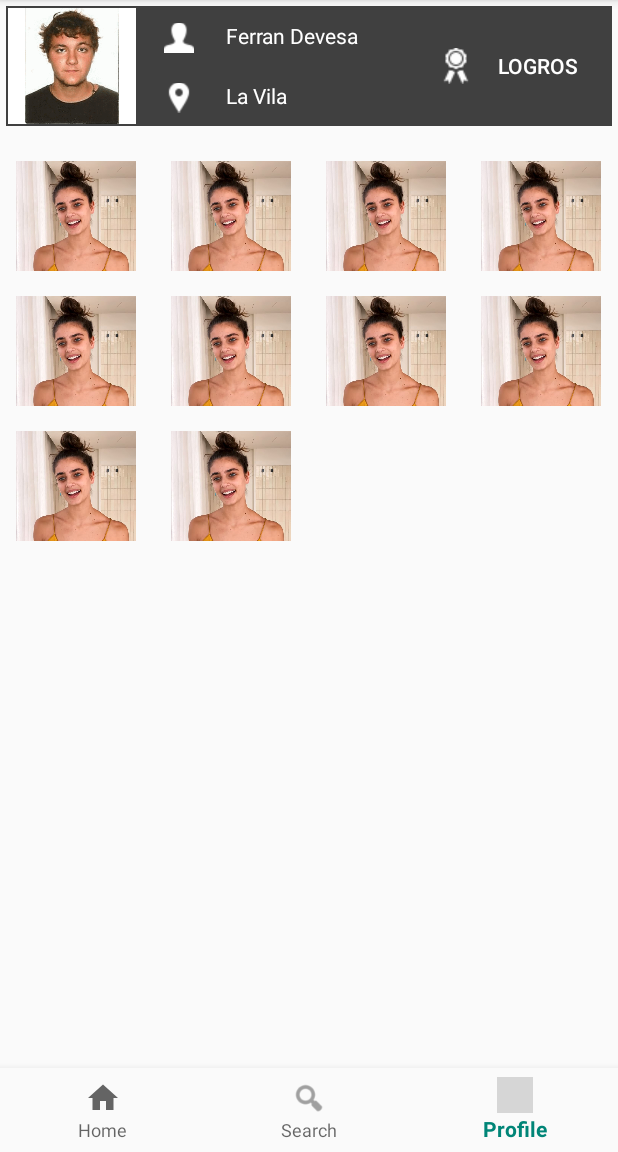
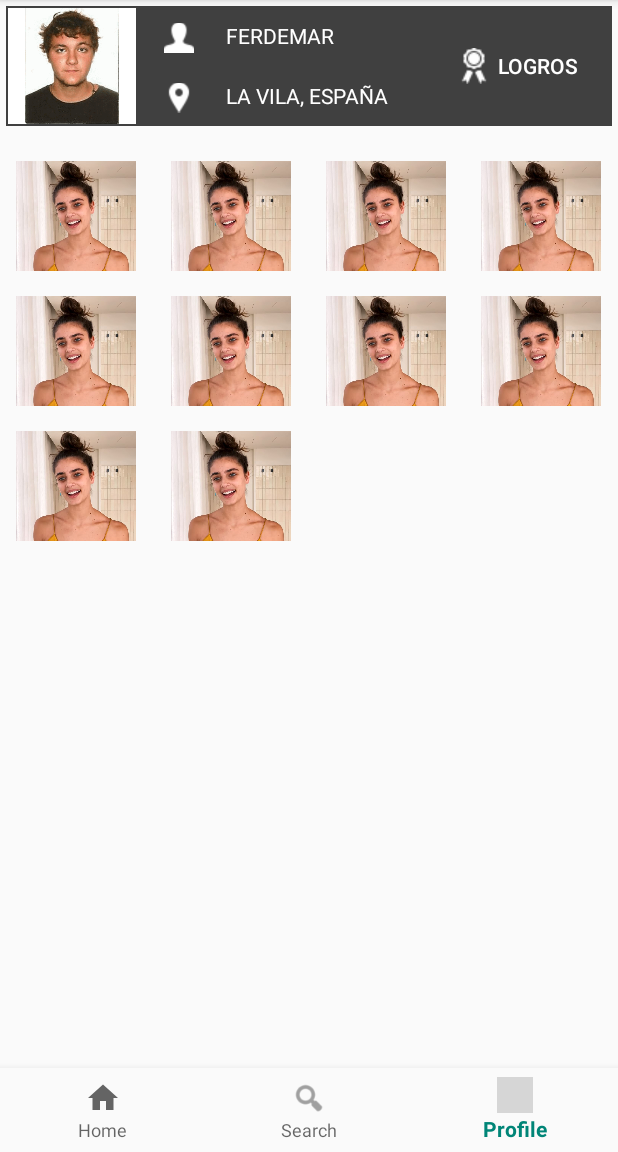
Before and after one commit to Kyru/SnapRank, an Android app: the screen it shows after launch (MainActivity), item 3 of the bottom bar chosen, on a phone screen of 412 x 824 dp, the part 84-1236 px from its top. Run offline under Robolectric (Android 15) with nearby library versions, the phone set to English and light mode, and no system bars; grey boxes are pictures that could not be loaded.

Commit message:
Pruebas 2

```diff
--- a/app/src/main/res/layout/fragment_profile.xml
+++ b/app/src/main/res/layout/fragment_profile.xml
@@ -57,7 +57,7 @@
                     android:layout_height="match_parent"
                     android:layout_weight="1"
                     android:layout_margin="3dp"
-                    android:text="Ferran Devesa"
+                    android:text="FERDEMAR"
                     android:gravity="center"
                     android:textAlignment="textStart"
                     android:textColor="#FFF"/>
@@ -67,7 +67,7 @@
                     android:layout_height="match_parent"
                     android:layout_weight="1"
                     android:layout_margin="3dp"
-                    android:text="La Vila"
+                    android:text="LA VILA, ESPAÑA"
                     android:textAlignment="textStart"
                     android:gravity="center"
                     android:textColor="#FFF"/>
@@ -81,7 +81,7 @@
             android:layout_width="match_parent"
             android:layout_height="match_parent"
             android:layout_margin="3dp"
-            android:padding="3dp"
+            android:padding="15dp"
             android:text="Logros"
             android:layout_weight="0.4"
             android:drawableLeft="@drawable/award"
```
